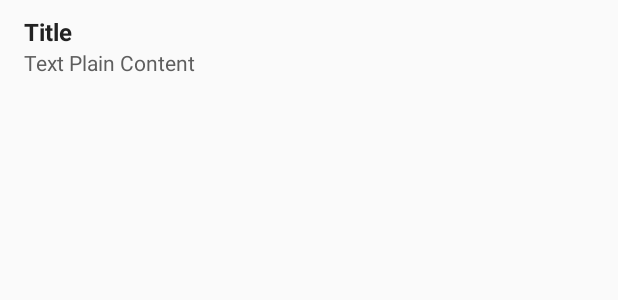
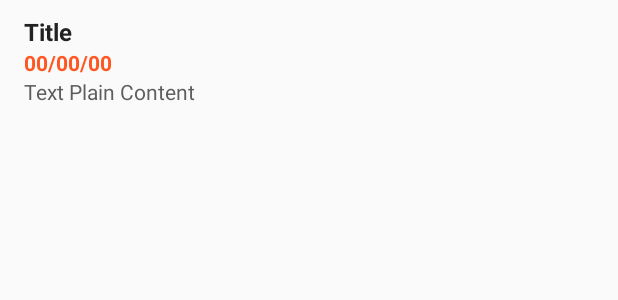
Before and after one commit to andersonmadeira/Notas, an Android app: the layout note_list_row.xml on its own in the app's theme, with its tools: preview values and no code run, on a phone screen of 412 x 824 dp. Shown: the top 300 px of the screen. Run offline under Robolectric (Android 15) with nearby library versions, the phone set to English and light mode, and no system bars.

Commit message:
Added updated date and pretty layout changes

```diff
--- a/app/src/main/AndroidManifest.xml
+++ b/app/src/main/AndroidManifest.xml
@@ -12,7 +12,7 @@
 
         android:theme="@style/AppTheme">
         <meta-data android:name="DATABASE" android:value="notes.db" />
-        <meta-data android:name="VERSION" android:value="5" />
+        <meta-data android:name="VERSION" android:value="6" />
         <meta-data android:name="QUERY_LOG" android:value="true" />
         <activity android:name=".MainActivity">
             <intent-filter>
--- a/app/src/main/res/layout/note_list_row.xml
+++ b/app/src/main/res/layout/note_list_row.xml
@@ -1,6 +1,6 @@
 <?xml version="1.0" encoding="utf-8"?>
 <RelativeLayout xmlns:android="http://schemas.android.com/apk/res/android"
-    android:layout_width="match_parent" android:layout_height="80dp"
+    android:layout_width="match_parent" android:layout_height="100dp"
     android:focusable="true"
     android:paddingLeft="16dp"
     android:paddingRight="16dp"
@@ -21,9 +21,20 @@
         android:layout_height="wrap_content" />
 
     <TextView
+        android:id="@+id/tvUpdatedAt"
+        android:textColor="@color/updatedAt"
+        android:layout_below="@id/tvTitle"
+        android:textStyle="bold"
+        android:textSize="14dp"
+        android:text="00/00/00"
+        android:layout_width="match_parent"
+        android:layout_height="wrap_content" />
+
+    <TextView
         android:id="@+id/tvExcerpt"
         android:textColor="@color/excerpt"
-        android:layout_below="@id/tvTitle"
+        android:layout_below="@id/tvUpdatedAt"
+        android:maxLines="2"
         android:textSize="14dp"
         android:text="Text Plain Content"
         android:layout_width="match_parent"
--- a/app/src/main/res/values/colors.xml
+++ b/app/src/main/res/values/colors.xml
@@ -9,4 +9,5 @@
     <color name="year">#999999</color>
     <color name="title">#222222</color>
     <color name="excerpt">#5e5e5e</color>
+    <color name="updatedAt">#FF5722</color>
 </resources>
```
Also changed, not shown: app/src/main/java/br/com/andersonmadeira/notas/EditorActivity.java (+5 -2 lines), app/src/main/java/br/com/andersonmadeira/notas/Util/Util.java (added, +18 -0 lines), app/src/main/java/br/com/andersonmadeira/notas/adapter/NotesAdapter.java (+6 -1 lines), app/src/main/java/br/com/andersonmadeira/notas/model/Note.java (+9 -1 lines).
